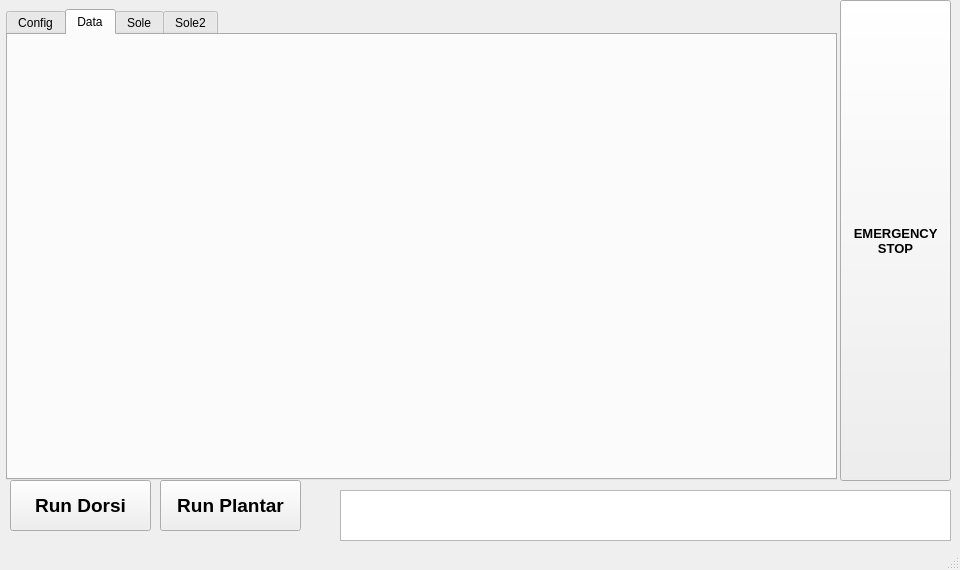
The window that afo_gui/src/mainwindow.ui (jaejinkim121/afo) describes before a commit, drawn with Qt 5.
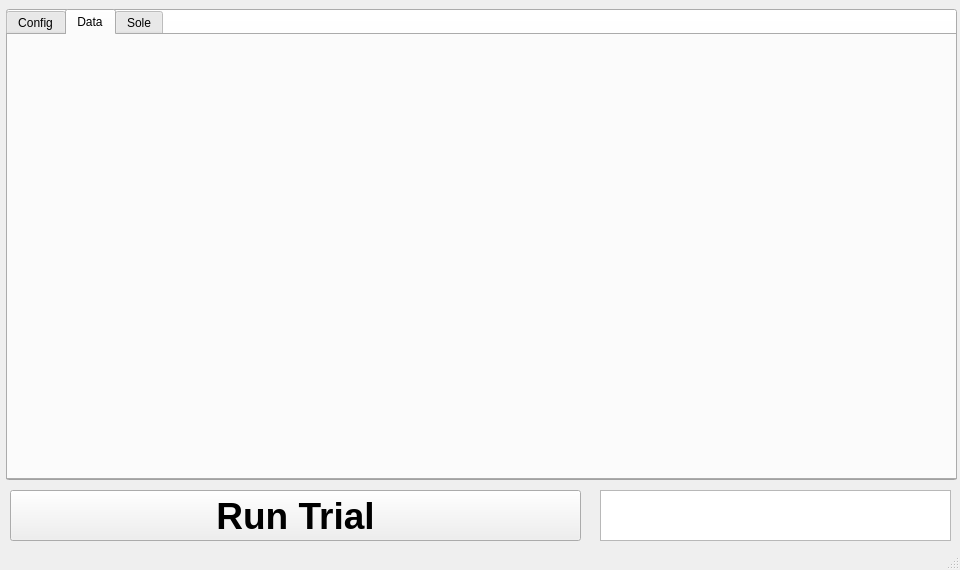
The same window after the commit. The open tabs and pages were chosen to show the change. Custom widgets are drawn as their Qt base class.

Commit message: Add Emergency logic

```diff
--- a/afo_gui/src/mainwindow.ui
+++ b/afo_gui/src/mainwindow.ui
@@ -19,12 +19,12 @@
      <rect>
       <x>6</x>
       <y>9</y>
-      <width>831</width>
+      <width>951</width>
       <height>471</height>
      </rect>
     </property>
     <property name="currentIndex">
-     <number>0</number>
+     <number>2</number>
     </property>
     <widget class="QWidget" name="Config">
      <attribute name="title">
@@ -105,19 +105,6 @@
 on/off</string>
       </property>
      </widget>
-     <widget class="QPushButton" name="button_sole_calibration_proceed">
-      <property name="geometry">
-       <rect>
-        <x>670</x>
-        <y>350</y>
-        <width>150</width>
-        <height>80</height>
-       </rect>
-      </property>
-      <property name="text">
-       <string>proceed</string>
-      </property>
-     </widget>
      <widget class="QPushButton" name="button_set_cycle_time">
       <property name="geometry">
        <rect>
@@ -519,6 +506,44 @@
        <string>Parameter setup</string>
       </property>
      </widget>
+     <widget class="QPushButton" name="button_run_dorsi">
+      <property name="geometry">
+       <rect>
+        <x>460</x>
+        <y>10</y>
+        <width>141</width>
+        <height>91</height>
+       </rect>
+      </property>
+      <property name="font">
+       <font>
+        <pointsize>14</pointsize>
+        <bold>true</bold>
+       </font>
+      </property>
+      <property name="text">
+       <string>Run Dorsi</string>
+      </property>
+     </widget>
+     <widget class="QPushButton" name="button_run_plantar">
+      <property name="geometry">
+       <rect>
+        <x>610</x>
+        <y>10</y>
+        <width>141</width>
+        <height>91</height>
+       </rect>
+      </property>
+      <property name="font">
+       <font>
+        <pointsize>14</pointsize>
+        <bold>true</bold>
+       </font>
+      </property>
+      <property name="text">
+       <string>Run Plantar</string>
+      </property>
+     </widget>
     </widget>
     <widget class="QWidget" name="Data">
      <attribute name="title">
@@ -527,9 +552,9 @@
      <widget class="QCustomPlot" name="plot_plantar_command" native="true">
       <property name="geometry">
        <rect>
-        <x>5</x>
+        <x>0</x>
         <y>0</y>
-        <width>400</width>
+        <width>315</width>
         <height>220</height>
        </rect>
       </property>
@@ -537,9 +562,9 @@
      <widget class="QCustomPlot" name="plot_dorsi_command" native="true">
       <property name="geometry">
        <rect>
-        <x>410</x>
+        <x>320</x>
         <y>0</y>
-        <width>400</width>
+        <width>315</width>
         <height>220</height>
        </rect>
       </property>
@@ -547,9 +572,9 @@
      <widget class="QCustomPlot" name="plot_gaitPhase" native="true">
       <property name="geometry">
        <rect>
-        <x>5</x>
+        <x>0</x>
         <y>220</y>
-        <width>400</width>
+        <width>315</width>
         <height>220</height>
        </rect>
       </property>
@@ -560,13 +585,192 @@
       </property>
       <property name="geometry">
        <rect>
-        <x>410</x>
+        <x>320</x>
         <y>220</y>
-        <width>400</width>
+        <width>315</width>
         <height>220</height>
        </rect>
       </property>
      </widget>
+     <widget class="QWidget" name="widget" native="true">
+      <property name="geometry">
+       <rect>
+        <x>640</x>
+        <y>10</y>
+        <width>300</width>
+        <height>400</height>
+       </rect>
+      </property>
+      <widget class="QLabel" name="label_sole_image_left_1">
+       <property name="geometry">
+        <rect>
+         <x>0</x>
+         <y>0</y>
+         <width>300</width>
+         <height>400</height>
+        </rect>
+       </property>
+       <property name="text">
+        <string/>
+       </property>
+      </widget>
+      <widget class="QLabel" name="label_sole_image_left_5">
+       <property name="geometry">
+        <rect>
+         <x>0</x>
+         <y>0</y>
+         <width>300</width>
+         <height>400</height>
+        </rect>
+       </property>
+       <property name="text">
+        <string/>
+       </property>
+      </widget>
+      <widget class="QLabel" name="label_sole_image_left_2">
+       <property name="geometry">
+        <rect>
+         <x>0</x>
+         <y>0</y>
+         <width>300</width>
+         <height>400</height>
+        </rect>
+       </property>
+       <property name="text">
+        <string/>
+       </property>
+      </widget>
+      <widget class="QLabel" name="label_sole_image_left_3">
+       <property name="geometry">
+        <rect>
+         <x>0</x>
+         <y>0</y>
+         <width>300</width>
+         <height>400</height>
+        </rect>
+       </property>
+       <property name="text">
+        <string/>
+       </property>
+      </widget>
+      <widget class="QLabel" name="label_sole_image_left_4">
+       <property name="geometry">
+        <rect>
+         <x>0</x>
+         <y>0</y>
+         <width>300</width>
+         <height>400</height>
+        </rect>
+       </property>
+       <property name="text">
+        <string/>
+       </property>
+      </widget>
+      <widget class="QLabel" name="label_sole_image_right_3">
+       <property name="geometry">
+        <rect>
+         <x>0</x>
+         <y>0</y>
+         <width>300</width>
+         <height>400</height>
+        </rect>
+       </property>
+       <property name="text">
+        <string/>
+       </property>
+      </widget>
+      <widget class="QLabel" name="label_sole_image_right_5">
+       <property name="geometry">
+        <rect>
+         <x>0</x>
+         <y>0</y>
+         <width>300</width>
+         <height>400</height>
+        </rect>
+       </property>
+       <property name="text">
+        <string/>
+       </property>
+      </widget>
+      <widget class="QLabel" name="label_sole_image">
+       <property name="geometry">
+        <rect>
+         <x>0</x>
+         <y>0</y>
+         <width>300</width>
+         <height>400</height>
+        </rect>
+       </property>
+       <property name="text">
+        <string/>
+       </property>
+      </widget>
+      <widget class="QLabel" name="label_sole_image_right_1">
+       <property name="geometry">
+        <rect>
+         <x>0</x>
+         <y>0</y>
+         <width>300</width>
+         <height>400</height>
+        </rect>
+       </property>
+       <property name="text">
+        <string/>
+       </property>
+      </widget>
+      <widget class="QLabel" name="label_sole_image_right_6">
+       <property name="geometry">
+        <rect>
+         <x>0</x>
+         <y>0</y>
+         <width>300</width>
+         <height>400</height>
+        </rect>
+       </property>
+       <property name="text">
+        <string/>
+       </property>
+      </widget>
+      <widget class="QLabel" name="label_sole_image_left_6">
+       <property name="geometry">
+        <rect>
+         <x>0</x>
+         <y>0</y>
+         <width>300</width>
+         <height>400</height>
+        </rect>
+       </property>
+       <property name="text">
+        <string/>
+       </property>
+      </widget>
+      <widget class="QLabel" name="label_sole_image_right_2">
+       <property name="geometry">
+        <rect>
+         <x>0</x>
+         <y>0</y>
+         <width>300</width>
+         <height>400</height>
+        </rect>
+       </property>
+       <property name="text">
+        <string/>
+       </property>
+      </widget>
+      <widget class="QLabel" name="label_sole_image_right_4">
+       <property name="geometry">
+        <rect>
+         <x>0</x>
+         <y>0</y>
+         <width>300</width>
+         <height>400</height>
+        </rect>
+       </property>
+       <property name="text">
+        <string/>
+       </property>
+      </widget>
+     </widget>
     </widget>
     <widget class="QWidget" name="Developer">
      <attribute name="title">
@@ -668,255 +872,59 @@
       </property>
      </widget>
     </widget>
-    <widget class="QWidget" name="tab">
-     <attribute name="title">
-      <string>Sole2</string>
-     </attribute>
-     <widget class="QLabel" name="label_sole_image">
-      <property name="geometry">
-       <rect>
-        <x>20</x>
-        <y>10</y>
-        <width>300</width>
-        <height>400</height>
-       </rect>
-      </property>
-      <property name="text">
-       <string/>
-      </property>
-     </widget>
-     <widget class="QLabel" name="label_sole_image_left_1">
-      <property name="geometry">
-       <rect>
-        <x>20</x>
-        <y>10</y>
-        <width>315</width>
-        <height>420</height>
-       </rect>
-      </property>
-      <property name="text">
-       <string/>
-      </property>
-     </widget>
-     <widget class="QLabel" name="label_sole_image_left_2">
-      <property name="geometry">
-       <rect>
-        <x>20</x>
-        <y>10</y>
-        <width>315</width>
-        <height>420</height>
-       </rect>
-      </property>
-      <property name="text">
-       <string/>
-      </property>
-     </widget>
-     <widget class="QLabel" name="label_sole_image_left_3">
-      <property name="geometry">
-       <rect>
-        <x>20</x>
-        <y>10</y>
-        <width>315</width>
-        <height>420</height>
-       </rect>
-      </property>
-      <property name="text">
-       <string/>
-      </property>
-     </widget>
-     <widget class="QLabel" name="label_sole_image_left_4">
-      <property name="geometry">
-       <rect>
-        <x>20</x>
-        <y>10</y>
-        <width>315</width>
-        <height>420</height>
-       </rect>
-      </property>
-      <property name="text">
-       <string/>
-      </property>
-     </widget>
-     <widget class="QLabel" name="label_sole_image_left_5">
-      <property name="geometry">
-       <rect>
-        <x>20</x>
-        <y>10</y>
-        <width>315</width>
-        <height>420</height>
-       </rect>
-      </property>
-      <property name="text">
-       <string/>
-      </property>
-     </widget>
-     <widget class="QLabel" name="label_sole_image_left_6">
-      <property name="geometry">
-       <rect>
-        <x>20</x>
-        <y>10</y>
-        <width>315</width>
-        <height>420</height>
-       </rect>
-      </property>
-      <property name="text">
-       <string/>
-      </property>
-     </widget>
-     <widget class="QLabel" name="label_sole_image_right_1">
-      <property name="geometry">
-       <rect>
-        <x>20</x>
-        <y>10</y>
-        <width>315</width>
-        <height>420</height>
-       </rect>
-      </property>
-      <property name="text">
-       <string/>
-      </property>
-     </widget>
-     <widget class="QLabel" name="label_sole_image_right_2">
-      <property name="geometry">
-       <rect>
-        <x>20</x>
-        <y>10</y>
-        <width>315</width>
-        <height>420</height>
-       </rect>
-      </property>
-      <property name="text">
-       <string/>
-      </property>
-     </widget>
-     <widget class="QLabel" name="label_sole_image_right_3">
-      <property name="geometry">
-       <rect>
-        <x>20</x>
-        <y>10</y>
-        <width>315</width>
-        <height>420</height>
-       </rect>
-      </property>
-      <property name="text">
-       <string/>
-      </property>
-     </widget>
-     <widget class="QLabel" name="label_sole_image_right_4">
-      <property name="geometry">
-       <rect>
-        <x>20</x>
-        <y>10</y>
-        <width>315</width>
-        <height>420</height>
-       </rect>
-      </property>
-      <property name="text">
-       <string/>
-      </property>
-     </widget>
-     <widget class="QLabel" name="label_sole_image_right_5">
-      <property name="geometry">
-       <rect>
-        <x>20</x>
-        <y>10</y>
-        <width>315</width>
-        <height>420</height>
-       </rect>
-      </property>
-      <property name="text">
-       <string/>
-      </property>
-     </widget>
-     <widget class="QLabel" name="label_sole_image_right_6">
-      <property name="geometry">
-       <rect>
-        <x>20</x>
-        <y>10</y>
-        <width>315</width>
-        <height>420</height>
-       </rect>
-      </property>
-      <property name="text">
-       <string/>
-      </property>
-     </widget>
-    </widget>
    </widget>
    <widget class="QTextBrowser" name="log">
     <property name="geometry">
      <rect>
-      <x>340</x>
+      <x>600</x>
       <y>490</y>
-      <width>611</width>
+      <width>351</width>
       <height>51</height>
      </rect>
     </property>
    </widget>
-   <widget class="QPushButton" name="button_emergency_stop">
-    <property name="geometry">
-     <rect>
-      <x>840</x>
-      <y>0</y>
-      <width>111</width>
-      <height>481</height>
-     </rect>
-    </property>
-    <property name="font">
-     <font>
-      <pointsize>10</pointsize>
-      <bold>true</bold>
-     </font>
-    </property>
-    <property name="autoFillBackground">
-     <bool>false</bool>
-    </property>
-    <property name="styleSheet">
-     <string notr="true"/>
-    </property>
-    <property name="text">
-     <string>EMERGENCY 
-STOP</string>
-    </property>
-   </widget>
-   <widget class="QPushButton" name="button_run_dorsi">
+   <widget class="QPushButton" name="button_toggle_trial">
     <property name="geometry">
      <rect>
       <x>10</x>
-      <y>480</y>
-      <width>141</width>
+      <y>490</y>
+      <width>571</width>
       <height>51</height>
      </rect>
     </property>
     <property name="font">
      <font>
-      <pointsize>14</pointsize>
+      <pointsize>28</pointsize>
       <bold>true</bold>
      </font>
     </property>
     <property name="text">
-     <string>Run Dorsi</string>
+     <string>Run Trial</string>
     </property>
    </widget>
-   <widget class="QPushButton" name="button_run_plantar">
+   <widget class="QPushButton" name="button_emergency">
     <property name="geometry">
      <rect>
-      <x>160</x>
-      <y>480</y>
-      <width>141</width>
-      <height>51</height>
+      <x>6</x>
+      <y>9</y>
+      <width>951</width>
+      <height>471</height>
      </rect>
     </property>
     <property name="font">
      <font>
-      <pointsize>14</pointsize>
+      <pointsize>36</pointsize>
       <bold>true</bold>
      </font>
     </property>
     <property name="text">
-     <string>Run Plantar</string>
+     <string>Emergency Stop</string>
     </property>
    </widget>
+   <zorder>button_emergency</zorder>
+   <zorder>RightBox</zorder>
+   <zorder>log</zorder>
+   <zorder>button_toggle_trial</zorder>
   </widget>
   <widget class="QStatusBar" name="statusbar"/>
  </widget>
```
The commit also changes 2 other files.
